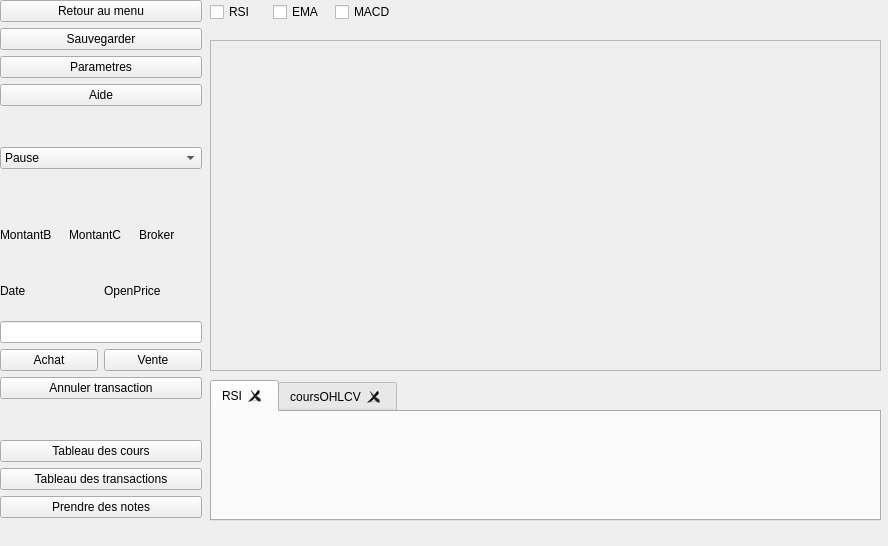
Before: the Qt Designer form source/TradingSimulator/modepaspaswidget.ui in VSahanaa/LO21_TrandingSimulator, drawn with Qt 5.
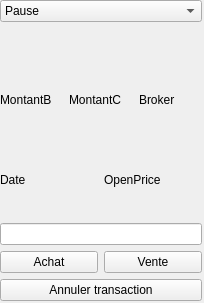
After: the same form once the commit is applied.

The edit to the form file:
```diff
--- a/source/TradingSimulator/modepaspaswidget.ui
+++ b/source/TradingSimulator/modepaspaswidget.ui
@@ -6,87 +6,23 @@
    <rect>
     <x>0</x>
     <y>0</y>
-    <width>888</width>
-    <height>546</height>
+    <width>204</width>
+    <height>303</height>
    </rect>
   </property>
   <property name="windowTitle">
    <string>Form</string>
   </property>
-  <widget class="QFrame" name="frame_chandelier">
-   <property name="geometry">
-    <rect>
-     <x>210</x>
-     <y>40</y>
-     <width>671</width>
-     <height>331</height>
-    </rect>
-   </property>
-   <property name="frameShape">
-    <enum>QFrame::StyledPanel</enum>
-   </property>
-   <property name="frameShadow">
-    <enum>QFrame::Raised</enum>
-   </property>
-  </widget>
   <widget class="QWidget" name="layoutWidget">
    <property name="geometry">
     <rect>
      <x>0</x>
      <y>0</y>
      <width>202</width>
-     <height>518</height>
+     <height>301</height>
     </rect>
    </property>
    <layout class="QVBoxLayout" name="VL_menu">
-    <item>
-     <layout class="QVBoxLayout" name="VL_menuFichier">
-      <item>
-       <widget class="QPushButton" name="pushButton_retourMenu">
-        <property name="text">
-         <string>Retour au menu</string>
-        </property>
-       </widget>
-      </item>
-      <item>
-       <widget class="QPushButton" name="pushButton_sauvegarder">
-        <property name="text">
-         <string>Sauvegarder</string>
-        </property>
-       </widget>
-      </item>
-      <item>
-       <widget class="QPushButton" name="pushButton_parametre">
-        <property name="text">
-         <string>Parametres</string>
-        </property>
-       </widget>
-      </item>
-      <item>
-       <widget class="QPushButton" name="pushButton_aide">
-        <property name="text">
-         <string>Aide</string>
-        </property>
-       </widget>
-      </item>
-     </layout>
-    </item>
-    <item>
-     <spacer name="VSpacer_menuFichierTimer">
-      <property name="orientation">
-       <enum>Qt::Vertical</enum>
-      </property>
-      <property name="sizeType">
-       <enum>QSizePolicy::Fixed</enum>
-      </property>
-      <property name="sizeHint" stdset="0">
-       <size>
-        <width>20</width>
-        <height>35</height>
-       </size>
-      </property>
-     </spacer>
-    </item>
     <item>
      <widget class="QComboBox" name="comboBox_timer">
       <item>
@@ -201,112 +137,6 @@
        </widget>
       </item>
      </layout>
-    </item>
-    <item>
-     <spacer name="VSpacer_menuTransactionMenuOption">
-      <property name="orientation">
-       <enum>Qt::Vertical</enum>
-      </property>
-      <property name="sizeType">
-       <enum>QSizePolicy::Fixed</enum>
-      </property>
-      <property name="sizeHint" stdset="0">
-       <size>
-        <width>20</width>
-        <height>35</height>
-       </size>
-      </property>
-     </spacer>
-    </item>
-    <item>
-     <layout class="QVBoxLayout" name="VL_menuOptions">
-      <item>
-       <widget class="QPushButton" name="pushButton_tabCoursOHLCV">
-        <property name="text">
-         <string>Tableau des cours</string>
-        </property>
-       </widget>
-      </item>
-      <item>
-       <widget class="QPushButton" name="pushButton_tabTransaction">
-        <property name="text">
-         <string>Tableau des transactions</string>
-        </property>
-       </widget>
-      </item>
-      <item>
-       <widget class="QPushButton" name="pushButton_prendreNote">
-        <property name="text">
-         <string>Prendre des notes</string>
-        </property>
-       </widget>
-      </item>
-     </layout>
-    </item>
-   </layout>
-  </widget>
-  <widget class="QTabWidget" name="tabWidget_autres">
-   <property name="geometry">
-    <rect>
-     <x>210</x>
-     <y>380</y>
-     <width>671</width>
-     <height>141</height>
-    </rect>
-   </property>
-   <property name="currentIndex">
-    <number>0</number>
-   </property>
-   <property name="tabsClosable">
-    <bool>true</bool>
-   </property>
-   <property name="movable">
-    <bool>true</bool>
-   </property>
-   <property name="tabBarAutoHide">
-    <bool>false</bool>
-   </property>
-   <widget class="QWidget" name="tab_RSI">
-    <attribute name="title">
-     <string>RSI</string>
-    </attribute>
-   </widget>
-   <widget class="QWidget" name="tab_coursOHLVC">
-    <attribute name="title">
-     <string>coursOHLCV</string>
-    </attribute>
-   </widget>
-  </widget>
-  <widget class="QWidget" name="layoutWidget_2">
-   <property name="geometry">
-    <rect>
-     <x>210</x>
-     <y>0</y>
-     <width>186</width>
-     <height>25</height>
-    </rect>
-   </property>
-   <layout class="QHBoxLayout" name="HL_menuIndicateur">
-    <item>
-     <widget class="QCheckBox" name="checkBox_RSI">
-      <property name="text">
-       <string>RSI</string>
-      </property>
-     </widget>
-    </item>
-    <item>
-     <widget class="QCheckBox" name="checkBox_EMA">
-      <property name="text">
-       <string>EMA</string>
-      </property>
-     </widget>
-    </item>
-    <item>
-     <widget class="QCheckBox" name="checkBox_MACD">
-      <property name="text">
-       <string>MACD</string>
-      </property>
-     </widget>
     </item>
    </layout>
   </widget>
```
